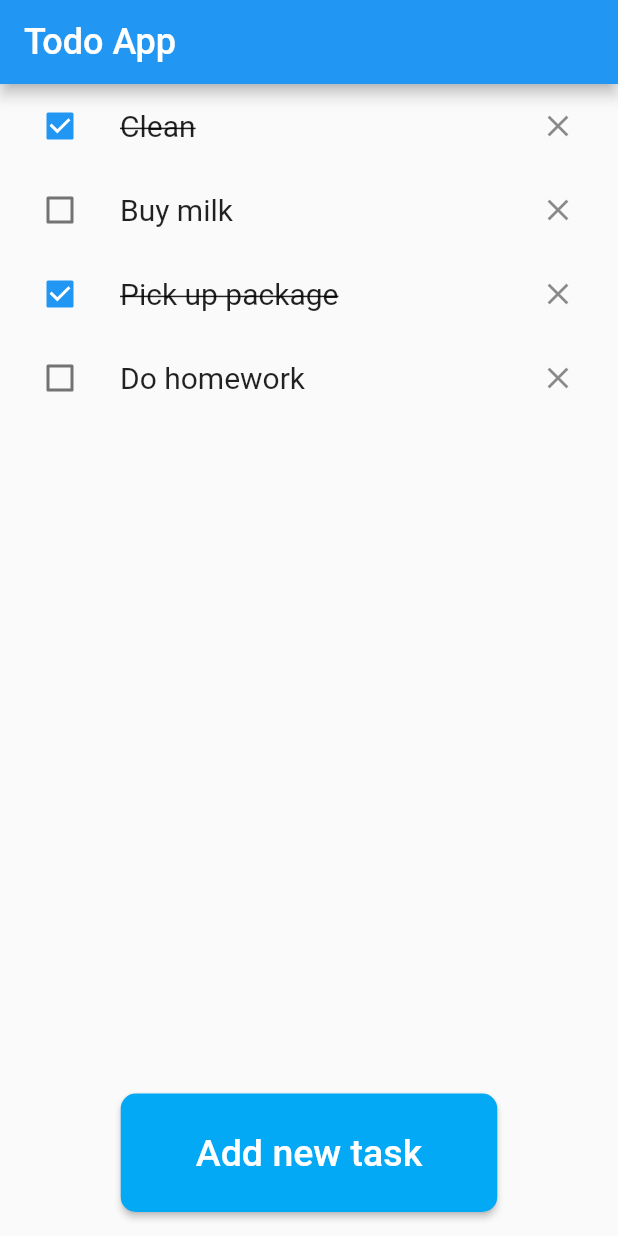
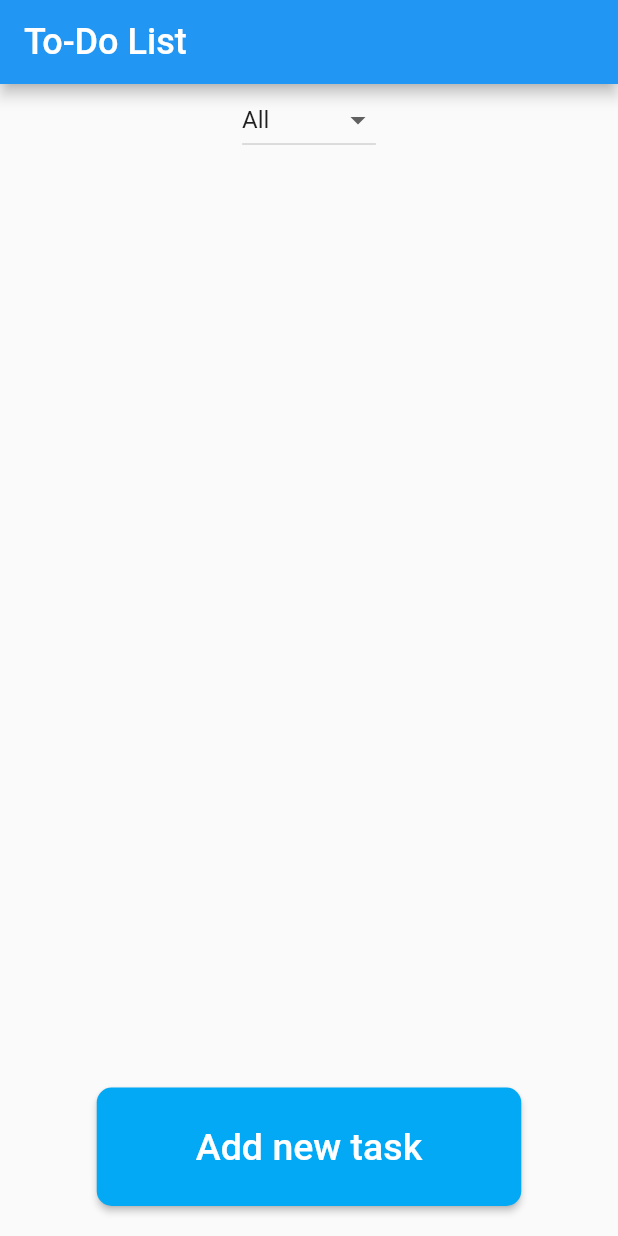
Before and after one commit to gu-tig333-ht23/gusjohkado, a Flutter app: the screen it shows after launch, on a phone screen of 412 x 824 dp. Run offline on Flutter 3.47's test engine with Material 2 defaults, Android fonts, the phone set to English and light mode, and no system bars.

Commit message:
färdig med steg-2

```diff
--- a/lib/main.dart
+++ b/lib/main.dart
@@ -3,12 +3,17 @@ import 'package:flutter/material.dart';
 void main() => runApp(MyApp());
 
 class MyApp extends StatelessWidget {
+  const MyApp();
+
   @override
   Widget build(BuildContext context) {
     return MaterialApp(
+      theme: ThemeData(
+        primaryColor: Colors.lightBlue,
+      ),
       home: Scaffold(
         appBar: AppBar(
-          title: Text('Todo App',
+          title: Text('To-Do List',
           style: TextStyle(fontSize: 24)
           ),
         ),
@@ -18,52 +23,145 @@ class MyApp extends StatelessWidget {
   }
 }
 
-class TodoListScreen extends StatelessWidget {
+class TodoListScreen extends StatefulWidget {
+  const TodoListScreen();
+
+  @override
+  _TodoListScreenState createState() => _TodoListScreenState();
+}
+
+enum TodoFilter { all, checked, unchecked } // filteralternativ
+
+class _TodoListScreenState extends State<TodoListScreen> {
+  TodoFilter currentFilter = TodoFilter.all; // default filtret visar alla todos
+  List<Task> Todos = []; // sparar mina todos tillfälligt i lista
+
   @override
   Widget build(BuildContext context) {
     return Scaffold(
       body: Column(
-        children: <Widget>[
+        children: <Widget>[    //Dropdownfilter för att sortera todos
+        DropdownButton<TodoFilter>(
+          value: currentFilter,
+          onChanged: (TodoFilter? newValue) {
+            setState(() {
+              currentFilter = newValue ?? TodoFilter.all;
+            });
+          },
+          items: TodoFilter.values.map((TodoFilter filter) {
+            return DropdownMenuItem<TodoFilter>(
+              value: filter,
+              child: Text(
+                filter == TodoFilter.all
+                ? 'All'
+                : filter == TodoFilter.checked
+                    ? 'Done'
+                    : 'Not done',
+              ),
+            );
+          }).toList(),
+        ),
         Expanded(
-            child: ListView(
-              children: <Widget>[
-                TodoTask(title: 'Clean', isChecked: true),
-                TodoTask(title: 'Buy milk', isChecked: false),
-                TodoTask(title: 'Pick up package', isChecked: true),
-                TodoTask(title: 'Do homework', isChecked: false),
-                ],
+          child: ListView.separated(
+            itemCount: Todos.length,
+            separatorBuilder: (context, index) => Divider(),
+            itemBuilder: (context, index) {
+              final task = Todos[index];
+              if (currentFilter == TodoFilter.checked &&
+                  !Todos[index].isChecked) {
+                return SizedBox.shrink();
+              } else if (currentFilter == TodoFilter.unchecked &&
+                  Todos[index].isChecked) {
+                return SizedBox.shrink();
+              }
+              return ChecklistItem(
+                title: Todos[index].title,
+                isChecked: Todos[index].isChecked,
+                onRemove: () {
+                  setState(() {
+                    Todos.removeAt(index);
+                  });
+                },
+                onCheckedChanged: (newValue) {
+                  setState(() {
+                    Todos[index].isChecked = newValue ?? false;
+                  });
+                },
+              );
+            },
           ),
         ),
-          ],
-        ),
-        floatingActionButtonLocation: FloatingActionButtonLocation.centerFloat,
-        floatingActionButton: ElevatedButton(
-          onPressed: () {
-            Navigator.push(
+
+        Padding(
+          padding: const EdgeInsets.all(20.0),
+          child: ElevatedButton(
+            onPressed: () async {
+              final newTask = await Navigator.push(
                 context,
                 MaterialPageRoute(builder: (context) => AddTaskScreen()),
-    ); // från Navigator.push och hit är för att kunna trycka på + och se screen 2
+              );
+              if (newTask != null) {
+                setState(() {
+                  Todos.add(Task(title: newTask, isChecked: false));
+                });
+              }
             },
             style: ElevatedButton.styleFrom(
-                backgroundColor: Colors.lightBlue,
-                padding: EdgeInsets.symmetric(horizontal: 50.0, vertical: 25.0),
+              backgroundColor:Colors.lightBlue,
               shape: RoundedRectangleBorder(
                 borderRadius: BorderRadius.circular(10.0),
               ),
             ),
-              child: Text('Add new task',
+            child: Padding(
+              padding: const EdgeInsets.symmetric(horizontal: 50.0, vertical: 25.0),
+              child: Text(
+                'Add new task',
                 style: TextStyle(fontSize: 25),
                 ),
+              ),
+            ),
+          ),
+        ],
       ),
     );
   }
 }
 
-class TodoTask extends StatelessWidget {
+class FilterButton extends StatelessWidget {
+  final String label;
+  final VoidCallback onPressed;
+  final bool selected;
+
+  FilterButton({
+    required this.label,
+    required this.onPressed,
+    required this.selected,
+  });
+
+  @override
+  Widget build(BuildContext context) {
+    return ElevatedButton(
+      onPressed: onPressed,
+      style: ElevatedButton.styleFrom(
+        backgroundColor: selected ? Colors.lightBlue : Colors.grey,
+      ),
+      child: Text(label),
+    );
+  }
+}
+
+class ChecklistItem extends StatelessWidget {
   final String title;
   final bool isChecked;
+  final ValueChanged<bool?> onCheckedChanged;
+  final VoidCallback onRemove;
 
-  TodoTask({required this.title, required this.isChecked});
+  ChecklistItem({
+    required this.title,
+    required this.isChecked,
+    required this.onCheckedChanged,
+    required this.onRemove,
+  });
 
   @override
   Widget build(BuildContext context) {
@@ -72,49 +170,54 @@ class TodoTask extends StatelessWidget {
         title,
         style: TextStyle(
           fontSize: 20,
-          decoration:
-              isChecked ? TextDecoration.lineThrough : TextDecoration.none,
+          decoration: isChecked ? TextDecoration.lineThrough : TextDecoration.none,
         ),
       ),
       leading: Checkbox(
         value: isChecked,
-        onChanged: (bool? newValue) {
-          // checkbox state senare
-        },
+        onChanged: onCheckedChanged,
       ),
       trailing: IconButton(
         icon: Icon(Icons.close),
-        onPressed: () {
-        // lägg till funktion att ta bort tasks här
-        },
+        onPressed: onRemove,
       ),
     );
   }
 }
 
 class AddTaskScreen extends StatelessWidget {
+  final TextEditingController _taskController = TextEditingController();
+
+  AddTaskScreen();
+
   @override
   Widget build(BuildContext context) {
     return Scaffold(
       appBar: AppBar(
-        title: Text('Add task',
+        title: Text('Add new task',
         style: TextStyle(fontSize: 24)
         ),
       ),
       body: Padding(
-        padding: const EdgeInsets.all(16.0),
+        padding: const EdgeInsets.all(12.0),
         child: Column(
           crossAxisAlignment: CrossAxisAlignment.stretch,
           children: <Widget>[
             TextField(
+              controller: _taskController,
+              style: TextStyle(fontSize: 20),
               decoration: InputDecoration(
                 labelText: 'Write new task:',
+
               ),
             ),
             SizedBox(height: 16.0),
             ElevatedButton(
               onPressed: () {
-                //lägg till funktion för knappen lägg till task
+                final newTask = _taskController.text.trim();
+                if (newTask.isNotEmpty) {
+                  Navigator.pop(context, newTask);
+                }
               },
               child: Text('Add to tasks',
               style: TextStyle(fontSize: 20),
@@ -126,3 +229,13 @@ class AddTaskScreen extends StatelessWidget {
     );
   }
 }
+
+class Task {
+  final String title;
+  bool isChecked;
+
+  Task({
+    required this.title,
+    required this.isChecked,
+  });
+}
```
Lines whose indentation alone changed are shown as unchanged.
